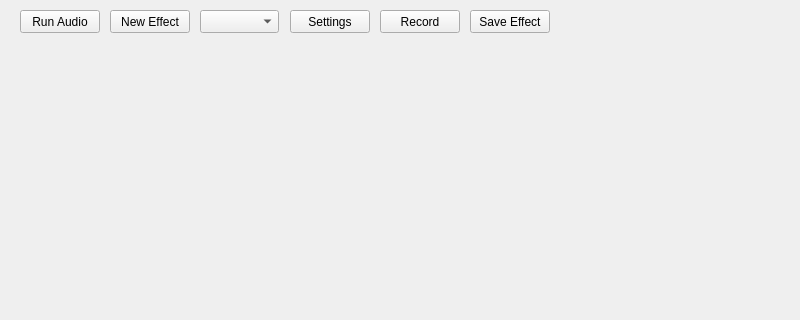
First picture: the form in mainwindow.ui, repository Franchovy/Effect-Project, before the edit; both pictures show x 0 to 800 and y 0 to 320 of the 800 by 600 pixel window.
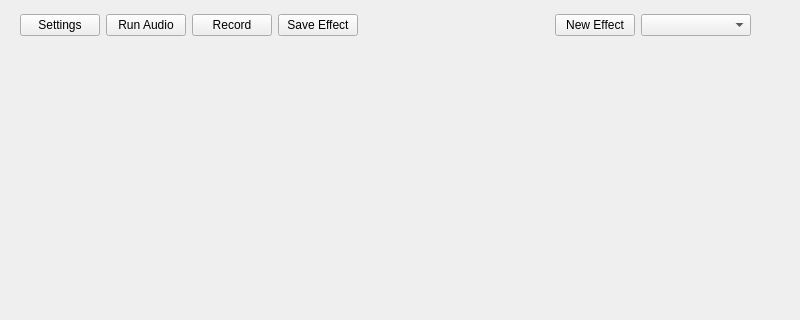
Second picture: the form after the edit.

Commit message: Completed effect saving/exporting system.

Patch:
```diff
--- a/mainwindow.ui
+++ b/mainwindow.ui
@@ -54,9 +54,9 @@
    <widget class="QWidget" name="gridLayoutWidget">
     <property name="geometry">
      <rect>
-      <x>19</x>
-      <y>39</y>
-      <width>761</width>
+      <x>20</x>
+      <y>40</y>
+      <width>731</width>
       <height>471</height>
      </rect>
     </property>
@@ -75,89 +75,93 @@
      </property>
     </layout>
    </widget>
-   <widget class="QPushButton" name="runButton">
+   <widget class="QWidget" name="horizontalLayoutWidget">
     <property name="geometry">
      <rect>
       <x>20</x>
       <y>10</y>
-      <width>80</width>
-      <height>23</height>
+      <width>731</width>
+      <height>31</height>
      </rect>
     </property>
-    <property name="text">
-     <string>Run Audio</string>
-    </property>
-   </widget>
-   <widget class="QPushButton" name="newEffectButton">
-    <property name="geometry">
-     <rect>
-      <x>110</x>
-      <y>10</y>
-      <width>80</width>
-      <height>23</height>
-     </rect>
-    </property>
-    <property name="text">
-     <string>New Effect</string>
-    </property>
-   </widget>
-   <widget class="QComboBox" name="effectsSelect">
-    <property name="geometry">
-     <rect>
-      <x>200</x>
-      <y>10</y>
-      <width>79</width>
-      <height>23</height>
-     </rect>
-    </property>
-    <property name="statusTip">
-     <string>Select Effect</string>
-    </property>
-    <property name="currentText">
-     <string/>
-    </property>
-   </widget>
-   <widget class="QPushButton" name="settings">
-    <property name="geometry">
-     <rect>
-      <x>290</x>
-      <y>10</y>
-      <width>80</width>
-      <height>23</height>
-     </rect>
-    </property>
-    <property name="accessibleName">
-     <string/>
-    </property>
-    <property name="text">
-     <string>Settings</string>
-    </property>
-   </widget>
-   <widget class="QPushButton" name="toggleRecordButton">
-    <property name="geometry">
-     <rect>
-      <x>380</x>
-      <y>10</y>
-      <width>80</width>
-      <height>23</height>
-     </rect>
-    </property>
-    <property name="text">
-     <string>Record</string>
-    </property>
-   </widget>
-   <widget class="QPushButton" name="pushButton">
-    <property name="geometry">
-     <rect>
-      <x>470</x>
-      <y>10</y>
-      <width>80</width>
-      <height>23</height>
-     </rect>
-    </property>
-    <property name="text">
-     <string>Save Effect</string>
-    </property>
+    <layout class="QHBoxLayout" name="horizontalLayout">
+     <item>
+      <widget class="QPushButton" name="settings">
+       <property name="accessibleName">
+        <string/>
+       </property>
+       <property name="text">
+        <string>Settings</string>
+       </property>
+      </widget>
+     </item>
+     <item>
+      <widget class="QPushButton" name="runButton">
+       <property name="text">
+        <string>Run Audio</string>
+       </property>
+      </widget>
+     </item>
+     <item>
+      <widget class="QPushButton" name="toggleRecordButton">
+       <property name="text">
+        <string>Record</string>
+       </property>
+      </widget>
+     </item>
+     <item>
+      <widget class="QPushButton" name="saveEffectButton">
+       <property name="text">
+        <string>Save Effect</string>
+       </property>
+      </widget>
+     </item>
+     <item>
+      <spacer name="horizontalSpacer">
+       <property name="orientation">
+        <enum>Qt::Horizontal</enum>
+       </property>
+       <property name="sizeType">
+        <enum>QSizePolicy::Minimum</enum>
+       </property>
+       <property name="sizeHint" stdset="0">
+        <size>
+         <width>200</width>
+         <height>20</height>
+        </size>
+       </property>
+      </spacer>
+     </item>
+     <item>
+      <widget class="QPushButton" name="newEffectButton">
+       <property name="text">
+        <string>New Effect</string>
+       </property>
+      </widget>
+     </item>
+     <item>
+      <widget class="QComboBox" name="effectsSelect">
+       <property name="sizePolicy">
+        <sizepolicy hsizetype="Fixed" vsizetype="Fixed">
+         <horstretch>0</horstretch>
+         <verstretch>0</verstretch>
+        </sizepolicy>
+       </property>
+       <property name="minimumSize">
+        <size>
+         <width>110</width>
+         <height>0</height>
+        </size>
+       </property>
+       <property name="statusTip">
+        <string>Select Effect</string>
+       </property>
+       <property name="currentText">
+        <string/>
+       </property>
+      </widget>
+     </item>
+    </layout>
    </widget>
   </widget>
   <widget class="QMenuBar" name="menubar">
```
The commit also changes 5 other files.
